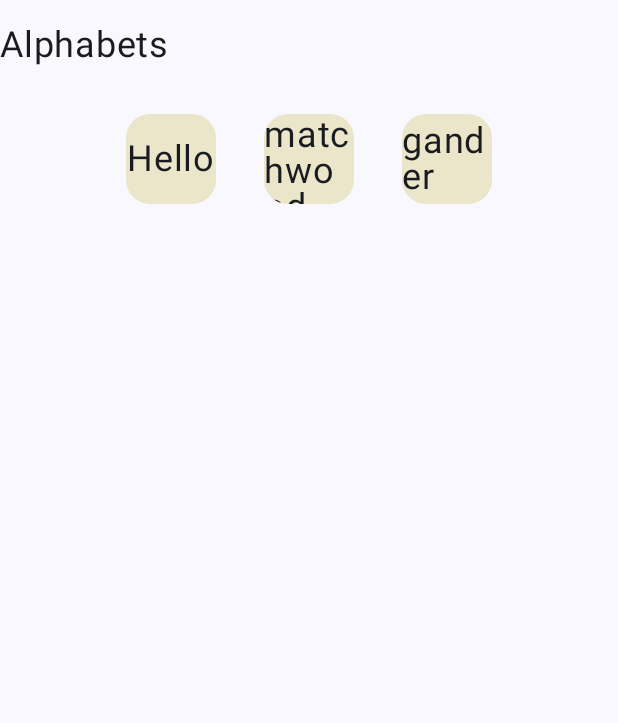
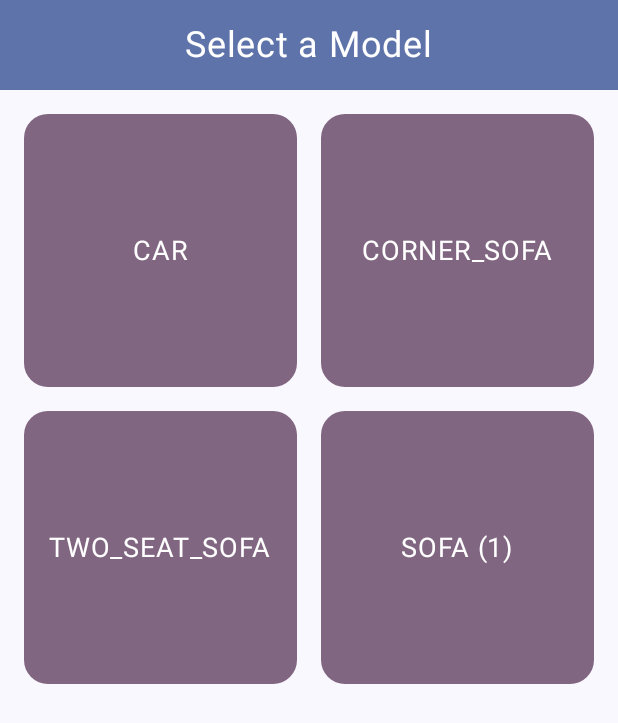
Before and after one commit to 4KSHAT0p/Perception, an Android app built with Jetpack Compose: the ViewScreen screen opened through its navigation route, on a phone screen of 412 x 824 dp. Shown: the top 723 px of the screen. Run offline under Robolectric (Android 15) with nearby library versions, the phone set to English and light mode, and no system bars.

Commit message:
catalogue added

```diff
--- a/app/src/main/java/com/example/perception/MainActivity.kt
+++ b/app/src/main/java/com/example/perception/MainActivity.kt
@@ -8,9 +8,11 @@ import androidx.compose.foundation.layout.fillMaxSize
 import androidx.compose.foundation.layout.padding
 import androidx.compose.material3.Scaffold
 import androidx.compose.ui.Modifier
+import androidx.navigation.NavType
 import androidx.navigation.compose.NavHost
 import androidx.navigation.compose.composable
 import androidx.navigation.compose.rememberNavController
+import androidx.navigation.navArgument
 import com.example.perception.ui.navigation.ARScreen
 import com.example.perception.ui.navigation.HomeScreen
 import com.example.perception.ui.navigation.ViewScreen
@@ -18,6 +20,7 @@ import com.example.perception.ui.screens.ARScreen
 import com.example.perception.ui.screens.HomeScreen
 import com.example.perception.ui.screens.ViewScreen
 import com.example.perception.ui.theme.PerceptionTheme
+import java.net.URLDecoder
 
 
 class MainActivity : ComponentActivity() {
@@ -34,9 +37,22 @@ class MainActivity : ComponentActivity() {
                         {
                             HomeScreen(navController)
                         }
-                        composable<ARScreen>//related to nav route
-                        {
-                            ARScreen(navController,"models/car.glb")
+                        composable(
+                            route = ARScreen.route,
+                            arguments = listOf(
+                                navArgument("model") {
+                                    type = NavType.StringType
+                                }
+                            )
+                        ) { backStackEntry ->
+                            // Extract the model parameter from navigation arguments
+                            val modelPath = URLDecoder.decode(
+                                backStackEntry.arguments?.getString("model") ?: "",
+                                "UTF-8"
+                            )
+
+                            // Pass the actual model path to the ARScreen composable
+                            ARScreen(navController, modelPath)
                         }
                         composable<ViewScreen>
                         {
--- a/app/src/main/java/com/example/perception/ui/navigation/NavRoutes.kt
+++ b/app/src/main/java/com/example/perception/ui/navigation/NavRoutes.kt
@@ -13,7 +13,7 @@ data object HomeScreen : NavigationDestination {
 @Serializable
 data class ARScreen(val model:String) : NavigationDestination {
     companion object {
-        const val route = "ar/{model}"
+        const val route = "{model}"
     }
 }
 
--- a/app/src/main/java/com/example/perception/ui/screens/ARscreen.kt
+++ b/app/src/main/java/com/example/perception/ui/screens/ARscreen.kt
@@ -57,6 +57,9 @@ import android.view.ViewGroup
 import android.widget.Toast
 import androidx.activity.compose.rememberLauncherForActivityResult
 import androidx.activity.result.contract.ActivityResultContracts
+import androidx.compose.foundation.border
+import androidx.compose.foundation.clickable
+import androidx.compose.foundation.shape.CircleShape
 import androidx.compose.runtime.rememberCoroutineScope
 import androidx.compose.ui.platform.ComposeView
 import androidx.compose.ui.platform.LocalContext
@@ -234,16 +237,11 @@ fun ARScreen(navController: NavController, model: String) {
         )
         FloatingActionButton(
             onClick = { captureScreen() },  // Call the capture function when clicked
-            modifier = Modifier.align(Alignment.BottomCenter).padding(20.dp),
-            contentColor = Color.White,
-            containerColor = Color.Transparent
-        ) {
-            Image(
-                painter = painterResource(id = R.drawable.camera),
-                contentDescription = "Capture",
-                modifier = Modifier.size(75.dp).padding(10.dp)
-            )
-        }
+            modifier = Modifier.align(Alignment.BottomCenter).padding(20.dp).size(75.dp).border(3.dp,Color.Gray,
+                CircleShape),
+            containerColor = Color.White,
+            shape = CircleShape
+        ){}
     }
 }
 
--- a/app/src/main/java/com/example/perception/ui/screens/ViewScreen.kt
+++ b/app/src/main/java/com/example/perception/ui/screens/ViewScreen.kt
@@ -6,17 +6,18 @@ import androidx.compose.foundation.layout.Arrangement
 import androidx.compose.foundation.layout.Box
 import androidx.compose.foundation.layout.Column
 import androidx.compose.foundation.layout.ExperimentalLayoutApi
-import androidx.compose.foundation.layout.FlowRow
+import androidx.compose.foundation.layout.aspectRatio
+import androidx.compose.foundation.layout.fillMaxSize
 import androidx.compose.foundation.layout.fillMaxWidth
 import androidx.compose.foundation.layout.height
 import androidx.compose.foundation.layout.padding
-import androidx.compose.foundation.layout.size
-import androidx.compose.foundation.rememberScrollState
+import androidx.compose.foundation.lazy.grid.GridCells
+import androidx.compose.foundation.lazy.grid.LazyVerticalGrid
+import androidx.compose.foundation.lazy.grid.items
 import androidx.compose.foundation.shape.RoundedCornerShape
-import androidx.compose.foundation.verticalScroll
+import androidx.compose.material3.MaterialTheme
 import androidx.compose.material3.Text
 import androidx.compose.runtime.Composable
-import androidx.compose.runtime.remember
 import androidx.compose.ui.Alignment
 import androidx.compose.ui.Modifier
 import androidx.compose.ui.draw.clip
@@ -24,60 +25,98 @@ import androidx.compose.ui.graphics.Color
 import androidx.compose.ui.unit.dp
 import androidx.compose.ui.unit.sp
 import androidx.navigation.NavController
+import kotlinx.serialization.encodeToString
+import kotlinx.serialization.json.Json
+import java.net.URLEncoder
+import kotlin.random.Random
 import com.example.perception.ui.navigation.ARScreen
-import kotlin.random.Random
+import kotlinx.serialization.json.internal.encodeByWriter
 
 @OptIn(ExperimentalLayoutApi::class)
 @Composable
-fun ViewScreen(navController: NavController) {
-    val lisal = listOf("Hello", "matchwood", "gander")
-    Column {
-        Box(modifier = Modifier.height(60.dp)) {
-            Text(text = "Alphabets", fontSize = 24.sp, modifier = Modifier.align(Alignment.Center))
-        }
-        FlowRow(
-            modifier = Modifier
-                .fillMaxWidth()
-                .verticalScroll(state = rememberScrollState()),
-            verticalArrangement = Arrangement.Center,
-            horizontalArrangement = Arrangement.Center
-        ) {
-            lisal.forEach { alphabet ->
-                AlItem(alphabet = alphabet)
-                {
-                    navController.navigate(ARScreen(alphabet))
-                }
-            }
-        } //flexbox type
+fun genRandomColor(): Color {
+    val rand = Random(System.currentTimeMillis())
+    val red = rand.nextInt(100, 200)
+    val green = rand.nextInt(100, 200)
+    val blue = rand.nextInt(100, 200)
 
-    }
-
+    return Color(red, green, blue)
 }
 
 @Composable
+fun ModelItem(modelName: String, modelPath: String, navController: NavController) {
+    val backgroundColor = genRandomColor()
 
-fun AlItem(alphabet: String, onClick: () -> Unit) {
-    val color = remember(alphabet) {
-        genrandomcolor()
-    }
     Box(
         modifier = Modifier
-            .padding(16.dp)
-            .size(60.dp)
+            .aspectRatio(1f)
             .clip(RoundedCornerShape(16.dp))
-            .background(color)
-            .clickable { onClick() })
-    {
-        Text(text = alphabet, fontSize = 24.sp, modifier = Modifier.align(Alignment.Center))
+            .background(backgroundColor)
+            .clickable {
+                // Navigate directly to AR screen with this model
+                val encodedModel = URLEncoder.encode(modelPath, "UTF-8")
+                val route = ARScreen.route.replace("{model}", encodedModel)
+                navController.navigate(route)
+            }
+    ) {
+        Column(
+            modifier = Modifier.fillMaxSize(),
+            verticalArrangement = Arrangement.Center,
+            horizontalAlignment = Alignment.CenterHorizontally
+        ) {
+            Text(
+                text = modelName.uppercase(),
+                fontSize = 18.sp,
+                color = Color.White,
+                modifier = Modifier.padding(8.dp)
+            )
+        }
     }
 }
 
-fun genrandomcolor(): Color {
-    val rand = Random(System.currentTimeMillis())
-    val red = rand.nextInt(150, 256)
-    val green = rand.nextInt(200, 256)
-    val blue = rand.nextInt(200, 256)
 
-    val color = Color(red, green, blue)
-    return color
+@Composable
+fun ViewScreen(navController: NavController) {
+    val availableModels = listOf(
+        "models/car.glb",
+        "models/corner_sofa.glb",
+        "models/two_seat_sofa.glb",
+        "models/sofa (1).glb"
+    )
+
+    Column(
+        modifier = Modifier.fillMaxSize(),
+        horizontalAlignment = Alignment.CenterHorizontally
+    ) {
+        Box(
+            modifier = Modifier
+                .fillMaxWidth()
+                .height(60.dp)
+                .background(MaterialTheme.colorScheme.primaryContainer)
+        ) {
+            Text(
+                text = "Select a Model",
+                fontSize = 24.sp,
+                modifier = Modifier.align(Alignment.Center),
+                color = MaterialTheme.colorScheme.onPrimaryContainer
+            )
+        }
+
+        LazyVerticalGrid(
+            columns = GridCells.Fixed(2),
+            modifier = Modifier
+                .weight(1f)
+                .padding(16.dp),
+            horizontalArrangement = Arrangement.spacedBy(16.dp),
+            verticalArrangement = Arrangement.spacedBy(16.dp)
+        ) {
+            items(availableModels) { model ->
+                ModelItem(
+                    modelName = model.substringAfterLast("/").substringBeforeLast("."),
+                    modelPath = model,
+                    navController = navController
+                )
+            }
+        }
+    }
 }
--- a/app/src/main/java/com/example/perception/ui/screens/homescreen.kt
+++ b/app/src/main/java/com/example/perception/ui/screens/homescreen.kt
@@ -3,22 +3,30 @@ package com.example.perception.ui.screens
 import androidx.compose.foundation.layout.Arrangement
 import androidx.compose.foundation.layout.Column
 import androidx.compose.foundation.layout.fillMaxSize
+import androidx.compose.foundation.layout.padding
 import androidx.compose.material3.Button
 import androidx.compose.material3.Text
 import androidx.compose.runtime.Composable
 import androidx.compose.ui.Alignment
 import androidx.compose.ui.Modifier
+import androidx.compose.ui.unit.dp
 import androidx.navigation.NavController
 import com.example.perception.ui.navigation.ARScreen
 import com.example.perception.ui.navigation.ViewScreen
 
 @Composable
 
-fun HomeScreen(navController: NavController)
-{
-    Column(modifier = Modifier.fillMaxSize(), verticalArrangement = Arrangement.Center, horizontalAlignment = Alignment.CenterHorizontally) {
-        Button(onClick = {navController.navigate(ARScreen("models/car.glb"))}) {
-            Text(text = "PLACE OBJECTS")
+fun HomeScreen(navController: NavController) {
+    Column(
+        modifier = Modifier.fillMaxSize(),
+        verticalArrangement = Arrangement.Center,
+        horizontalAlignment = Alignment.CenterHorizontally
+    ) {
+        Button(
+            onClick = { navController.navigate(ViewScreen) },
+            modifier = Modifier.padding(16.dp)
+        ) {
+            Text(text = "SELECT MODELS")
         }
     }
 }
```
Also changed, not shown: 3 other files.
